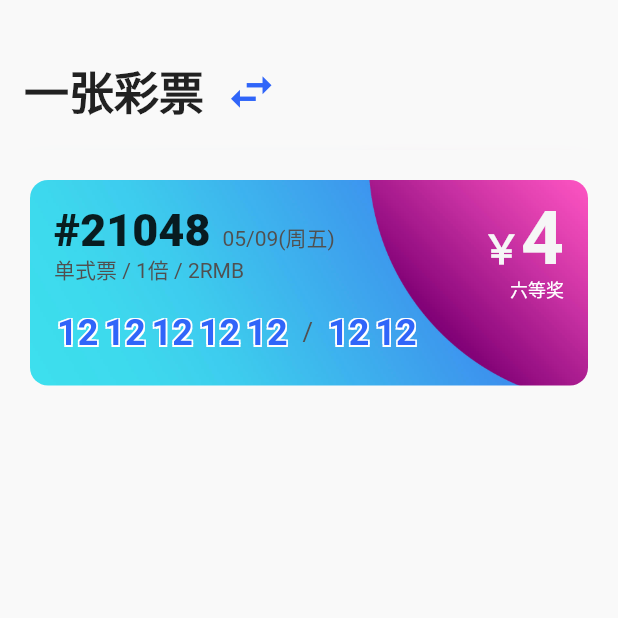
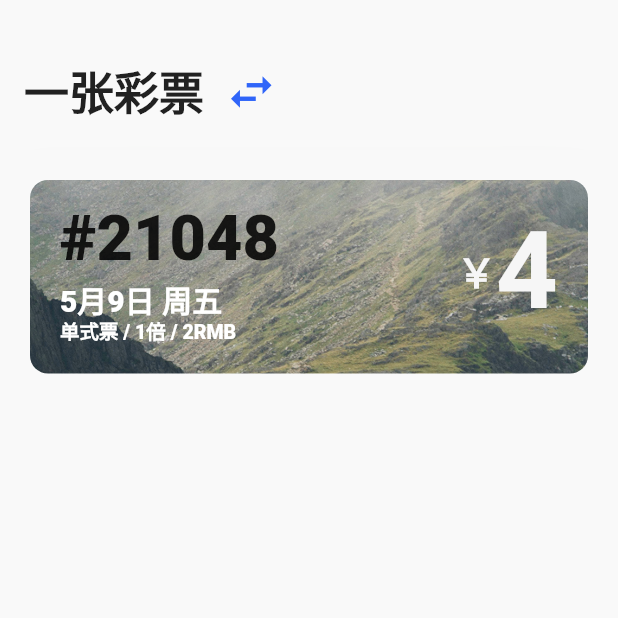
Before and after one commit to ShookLyngs/lyngs-donator, a Flutter app: the screen it shows after launch, on a phone screen of 412 x 824 dp, the top half of it. Run offline on Flutter 3.47's test engine with Material 2 defaults, Android fonts, the phone set to English and light mode, and no system bars; our stand-ins replace flutter_sticky_header, get.

Commit message:
update(view/home): update LatestAward widget.

```diff
--- a/lib/pages/home/latest_award.dart
+++ b/lib/pages/home/latest_award.dart
@@ -5,63 +5,59 @@ class LatestAward extends StatelessWidget {
   Widget build(BuildContext context) {
     return Padding(
       padding: const EdgeInsets.all(20),
-      child: Stack(
-        children: [
-          Container(
-            // height: 100,
-            padding: const EdgeInsets.all(16),
+      child: Container(
+        width: Get.width,
+        padding: const EdgeInsets.all(20),
         decoration: BoxDecoration(
           color: Theme.of(context).cardColor,
           borderRadius: const BorderRadius.all(Radius.circular(12)),
           image: const DecorationImage(
-                image: AssetImage('assets/home/latest-award-darker.jpg'),
+            image: AssetImage('assets/home/latest-award.jpg'),
             fit: BoxFit.cover,
           ),
         ),
-            child: Column(
+        child: Row(children: [
+          Column(
             crossAxisAlignment: CrossAxisAlignment.start,
-              children: [
-                Row(
-                  crossAxisAlignment: CrossAxisAlignment.baseline,
-                  textBaseline: TextBaseline.alphabetic,
             children: [
               Text(
                 '#21048',
                 style: Theme.of(context).textTheme.headline5!.copyWith(
-                        fontSize: 30,
+                  height: 1,
+                  fontSize: 42,
                   fontWeight: FontWeight.w900,
                 ),
               ),
-                    const SizedBox(width: 8),
-                    const Text('05/09(周五)'),
+
+              const SizedBox(height: 6),
+
+              Text(
+                '5月9日 周五',
+                style: TextStyle(
+                  fontSize: 20,
+                  fontWeight: FontWeight.w800,
+                  color: Theme.of(context).cardColor,
+                ),
+              ),
+              Text(
+                '单式票 / 1倍 / 2RMB',
+                style: TextStyle(
+                  fontSize: 13,
+                  fontWeight: FontWeight.w800,
+                  color: Theme.of(context).cardColor,
+                ),
+              ),
             ],
           ),
-
-                // const SizedBox(height: 4),
-
-                const Text('单式票 / 1倍 / 2RMB'),
-
-                const SizedBox(height: 12),
-
-                AwardNumberListView(),
-              ],
-            ),
-          ),
-          Positioned(
-            top: 16,
-            right: 16,
-            child: Container(
-              child: Column(
-                crossAxisAlignment: CrossAxisAlignment.end,
-                children: [
+          const Spacer(),
           Row(
-                    crossAxisAlignment: CrossAxisAlignment.baseline,
-                    textBaseline: TextBaseline.alphabetic,
+            crossAxisAlignment: CrossAxisAlignment.center,
             children: [
               Text(
                 '￥',
                 style: TextStyle(
                   fontSize: 26,
+                  height: 1,
                   fontWeight: FontWeight.bold,
                   color: Theme.of(context).backgroundColor,
                 ),
@@ -69,27 +65,15 @@ class LatestAward extends StatelessWidget {
               Text(
                 '4',
                 style: TextStyle(
-                          fontSize: 50,
+                  fontSize: 72,
                   height: 1,
                   fontWeight: FontWeight.bold,
                   color: Theme.of(context).backgroundColor,
                 ),
               ),
-
             ],
           ),
-                  Text(
-                    '六等奖',
-                    style: TextStyle(
-                      fontSize: 12,
-                      color: Theme.of(context).cardColor,
-                    ),
-                  ),
-                ],
-              ),
-            ),
-          ),
-        ],
+        ]),
       ),
     );
   }
@@ -102,7 +86,6 @@ class AwardNumberListView extends StatelessWidget {
     return SizedBox(
       height: 40,
       child: Container(
-        // width: Get.width * 0.55,
         child: ListView(
           scrollDirection: Axis.horizontal,
           shrinkWrap: true,
@@ -130,8 +113,6 @@ class AwardNumberListView extends StatelessWidget {
 
                 AwardNumberListItem('12'),
                 AwardNumberListItem('12'),
-
-                const SizedBox(width: 12),
               ],
             ),
           ],
@@ -155,27 +136,9 @@ class AwardNumberListItem extends StatelessWidget {
           Text(
             text,
             style: Theme.of(context).textTheme.bodyText2!.copyWith(
-              fontSize: 24,
+              fontSize: 20,
               fontWeight: FontWeight.bold,
-              color: Theme.of(context).primaryColor,
-              shadows: [
-                Shadow( // bottomLeft
-                  offset: const Offset(-1, -1),
               color: Theme.of(context).cardColor,
-                ),
-                Shadow( // bottomRight
-                  offset: const Offset(1, -1),
-                  color: Theme.of(context).cardColor,
-                ),
-                Shadow( // topRight
-                  offset: const Offset(1, 1),
-                  color: Theme.of(context).cardColor,
-                ),
-                Shadow( // topLeft
-                  offset: const Offset(-1, 1),
-                  color: Theme.of(context).cardColor,
-                ),
-              ],
             ),
           ),
           /*Positioned(
```
Also changed, not shown: assets/home/latest-award.jpg. Lines whose indentation alone changed are shown as unchanged.
